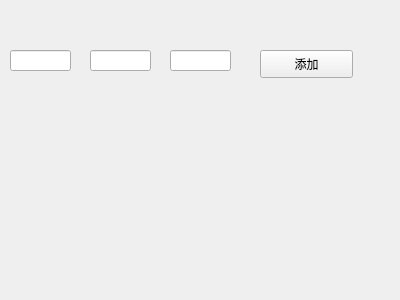
This is SmartFarm/add.ui in Jacob1048596/QTwork as Qt 5 draws it before an edit. The edited form follows.
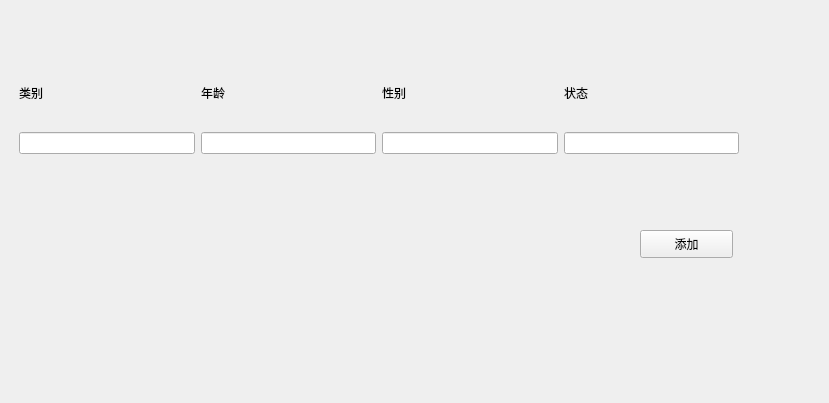
This is the edited form.

The edit to the form file:
```diff
--- a/SmartFarm/add.ui
+++ b/SmartFarm/add.ui
@@ -6,8 +6,8 @@
    <rect>
     <x>0</x>
     <y>0</y>
-    <width>400</width>
-    <height>300</height>
+    <width>829</width>
+    <height>403</height>
    </rect>
   </property>
   <property name="windowTitle">
@@ -16,8 +16,8 @@
   <widget class="QPushButton" name="addButton">
    <property name="geometry">
     <rect>
-     <x>260</x>
-     <y>50</y>
+     <x>640</x>
+     <y>230</y>
      <width>93</width>
      <height>28</height>
     </rect>
@@ -26,35 +26,69 @@
     <string>添加</string>
    </property>
   </widget>
-  <widget class="QLineEdit" name="lineEdit">
+  <widget class="QWidget" name="widget_3" native="true">
    <property name="geometry">
     <rect>
      <x>10</x>
-     <y>50</y>
-     <width>61</width>
-     <height>21</height>
+     <y>70</y>
+     <width>738</width>
+     <height>96</height>
     </rect>
    </property>
-  </widget>
-  <widget class="QLineEdit" name="lineEdit_2">
-   <property name="geometry">
-    <rect>
-     <x>90</x>
-     <y>50</y>
-     <width>61</width>
-     <height>21</height>
-    </rect>
-   </property>
-  </widget>
-  <widget class="QLineEdit" name="lineEdit_3">
-   <property name="geometry">
-    <rect>
-     <x>170</x>
-     <y>50</y>
-     <width>61</width>
-     <height>21</height>
-    </rect>
-   </property>
+   <layout class="QVBoxLayout" name="verticalLayout">
+    <item>
+     <widget class="QWidget" name="widget_2" native="true">
+      <layout class="QHBoxLayout" name="horizontalLayout_2">
+       <item>
+        <widget class="QLabel" name="label">
+         <property name="text">
+          <string>类别</string>
+         </property>
+        </widget>
+       </item>
+       <item>
+        <widget class="QLabel" name="label_2">
+         <property name="text">
+          <string>年龄</string>
+         </property>
+        </widget>
+       </item>
+       <item>
+        <widget class="QLabel" name="label_3">
+         <property name="text">
+          <string>性别</string>
+         </property>
+        </widget>
+       </item>
+       <item>
+        <widget class="QLabel" name="label_4">
+         <property name="text">
+          <string>状态</string>
+         </property>
+        </widget>
+       </item>
+      </layout>
+     </widget>
+    </item>
+    <item>
+     <widget class="QWidget" name="widget" native="true">
+      <layout class="QHBoxLayout" name="horizontalLayout">
+       <item>
+        <widget class="QLineEdit" name="lineEdit"/>
+       </item>
+       <item>
+        <widget class="QLineEdit" name="lineEdit_2"/>
+       </item>
+       <item>
+        <widget class="QLineEdit" name="lineEdit_3"/>
+       </item>
+       <item>
+        <widget class="QLineEdit" name="lineEdit_4"/>
+       </item>
+      </layout>
+     </widget>
+    </item>
+   </layout>
   </widget>
  </widget>
  <resources/>
```
